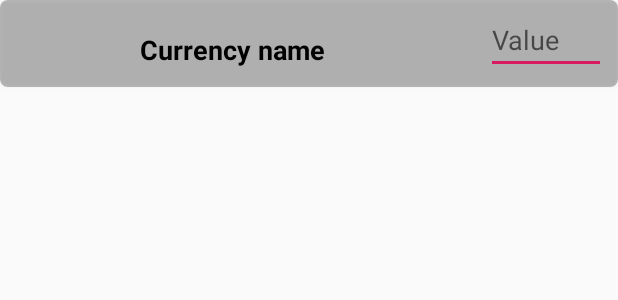
After one commit to avelozo/Currency-Converter, an Android app: the layout main_currency_item.xml on its own in the app's theme, with its tools: preview values and no code run, on a phone screen of 412 x 824 dp. The commit adds this screen. Shown: the top 300 px of the screen. Run offline under Robolectric (Android 15) with nearby library versions, the phone set to English and light mode, and no system bars.

Commit message:
Getting updated amounts and converting values

```diff
--- a/app/src/main/java/com/avelozo/currencyconverter/contract/CurrencyConverterContract.kt
+++ b/app/src/main/java/com/avelozo/currencyconverter/contract/CurrencyConverterContract.kt
@@ -14,7 +14,8 @@ interface CurrencyConverterContract {
 
     abstract class Presenter : MvpPresenter<View>(){
 
-        abstract fun start(base: String)
+        abstract fun getRates()
+        abstract fun updateBaseAmount(base: String , amount: BigDecimal = 1.toBigDecimal())
 
     }
 }
--- /dev/null
+++ b/app/src/main/java/com/avelozo/currencyconverter/repository/Currency.kt
@@ -0,0 +1,5 @@
+package com.avelozo.currencyconverter.repository
+
+import java.math.BigDecimal
+
+data class Currency(var base: String, var date: String, var rates: ArrayList<Pair<String, BigDecimal>>)
--- a/app/src/main/java/com/avelozo/currencyconverter/repository/IRatesRepository.kt
+++ b/app/src/main/java/com/avelozo/currencyconverter/repository/IRatesRepository.kt
@@ -1,8 +1,9 @@
 package com.avelozo.currencyconverter.repository
 
-import com.avelozo.currencyconverter.request.RateReceiver
 import io.reactivex.Single
+import java.math.BigDecimal
 
 interface IRatesRepository {
-    fun getRates(base : String) : Single<RateReceiver>
+    fun getRates() : Single<Currency>
+    fun updateBaseAmount(base: String, amount: BigDecimal = 1.toBigDecimal()) : Single<Currency>
 }
--- a/app/src/main/java/com/avelozo/currencyconverter/request/RateReceiver.kt
+++ b/app/src/main/java/com/avelozo/currencyconverter/request/RateReceiver.kt
@@ -2,4 +2,4 @@ package com.avelozo.currencyconverter.request
 
 import java.math.BigDecimal
 
-data class RateReceiver(val base: String, val date: String, val rates: Map<String, BigDecimal>)
+data class RateReceiver(val base: String, val date: String, var rates: Map<String, BigDecimal>)
--- /dev/null
+++ b/app/src/main/res/drawable/shadow.xml
@@ -0,0 +1,5 @@
+<shape xmlns:android="http://schemas.android.com/apk/res/android"
+       android:shape="rectangle">
+    <solid android:color="#42000000" />
+    <corners android:radius="5dp" />
+</shape>
--- a/app/src/main/res/layout/currency_item.xml
+++ b/app/src/main/res/layout/currency_item.xml
@@ -30,8 +30,8 @@
               android:layout_marginEnd="8dp" app:layout_constraintEnd_toEndOf="parent"
               app:layout_constraintHorizontal_bias="0.16"/>
 
-    <EditText
-              android:id="@+id/editTextCurrencyValue"
+    <TextView
+              android:id="@+id/txtCurrencyValue"
               android:layout_width="wrap_content"
               android:layout_height="wrap_content"
               android:minWidth="30dp"
--- /dev/null
+++ b/app/src/main/res/layout/main_currency_item.xml
@@ -0,0 +1,60 @@
+<?xml version="1.0" encoding="utf-8"?>
+<android.support.constraint.ConstraintLayout
+        xmlns:android="http://schemas.android.com/apk/res/android"
+        xmlns:app="http://schemas.android.com/apk/res-auto"
+        android:id="@+id/currencyItem"
+        android:layout_width="match_parent"
+        android:layout_height="wrap_content"
+        android:layout_gravity="center_horizontal"
+        android:elevation="2dp"
+        android:background="@drawable/shadow"
+        android:clickable="true"
+        android:focusable="true">
+
+
+    <ImageView android:id="@+id/imgFlag"
+               android:layout_width="50dp"
+               android:layout_height="50dp"
+               app:layout_constraintStart_toStartOf="parent"
+               android:layout_marginStart="8dp"
+               android:layout_marginTop="8dp"
+               android:contentDescription="@string/rate_image"
+               app:layout_constraintTop_toTopOf="parent"
+               />
+
+    <TextView android:id="@+id/txtCurrencyName"
+              android:layout_width="wrap_content"
+              android:layout_height="wrap_content"
+              app:layout_constraintStart_toEndOf="@+id/imgFlag"
+              app:layout_constraintBottom_toBottomOf="@+id/imgFlag"
+              android:text="Currency name"
+              android:textColor="#000"
+              android:textStyle="bold"
+              android:textAlignment="viewStart"
+              android:textSize="18sp"
+              android:layout_marginTop="8dp"
+              app:layout_constraintTop_toTopOf="parent"
+              android:layout_marginEnd="8dp"
+              app:layout_constraintEnd_toEndOf="parent"
+              app:layout_constraintHorizontal_bias="0.16"/>
+
+    <EditText
+        android:id="@+id/editTextCurrencyValue"
+        android:layout_width="wrap_content"
+        android:layout_height="wrap_content"
+        android:layout_marginStart="8dp"
+        android:layout_marginTop="8dp"
+        android:layout_marginEnd="8dp"
+        android:imeOptions="actionDone"
+        android:hint="Value"
+        android:inputType="numberDecimal"
+        android:minWidth="80dp"
+        android:textColor="#000"
+        android:textColorLink="@android:color/black"
+        app:layout_constraintBottom_toBottomOf="@+id/txtCurrencyName"
+        app:layout_constraintEnd_toEndOf="parent"
+        app:layout_constraintHorizontal_bias="1.0"
+        app:layout_constraintStart_toStartOf="parent"
+        app:layout_constraintTop_toTopOf="parent" />
+
+</android.support.constraint.ConstraintLayout>
--- a/app/src/main/res/values/strings.xml
+++ b/app/src/main/res/values/strings.xml
@@ -1,4 +1,5 @@
 <resources>
     <string name="app_name">Currency Converter</string>
     <string name="error_msg_get_rates">Could not find rates. Please, try again later</string>
+    <string name="rate_image">Rate Image</string>
 </resources>
```
Also changed, not shown: app/src/main/java/com/avelozo/currencyconverter/presenter/RatePresenter.kt (+25 -11 lines), app/src/main/java/com/avelozo/currencyconverter/repository/RatesRepository.kt (+41 -3 lines), app/src/main/java/com/avelozo/currencyconverter/view/CurrencyConverterAdapter.kt (+80 -25 lines), app/src/main/java/com/avelozo/currencyconverter/view/CurrencyConverterFragment.kt (+11 -7 lines).
